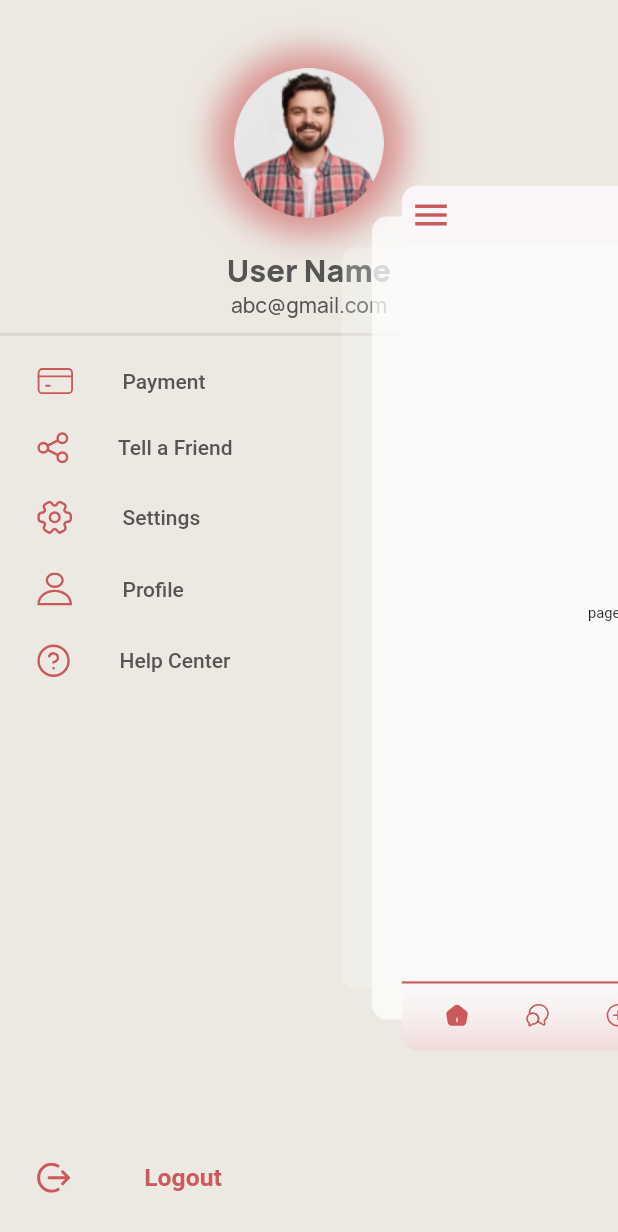
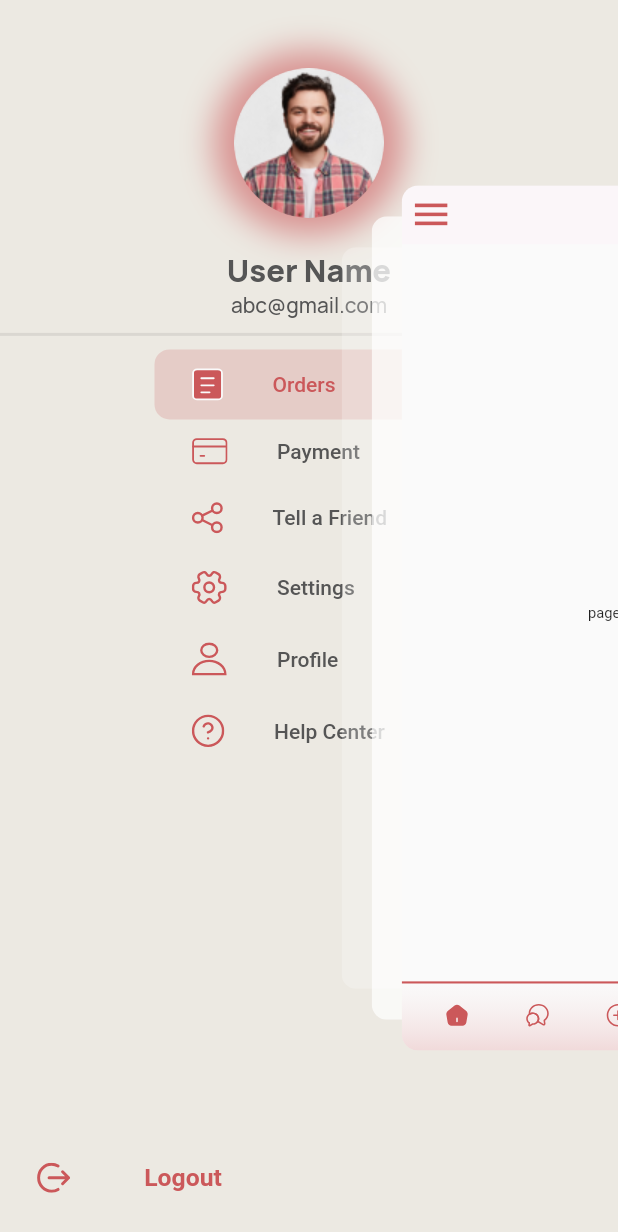
Before and after one commit to Aliza02/E-Vent-Vendor, a Flutter app: the screen it shows after launch, after a tap on the "menu" icon, on a phone screen of 412 x 824 dp. Shown: the top 1232 px of the screen. Run offline on Flutter 3.47's test engine with Material 2 defaults, Android fonts, the phone set to English and light mode, and no system bars; drawn by our look-alikes of flutter_zoom_drawer; our stand-ins replace flutter_svg, get.

Commit message:
drawer complete

```diff
--- a/lib/constants/icons.dart
+++ b/lib/constants/icons.dart
@@ -17,4 +17,12 @@ class AppIcons {
   static const setting = 'assets/icons/setting.svg';
   static const helpCenter = 'assets/icons/helpCenter.svg';
   static const logout = 'assets/icons/logout.svg';
+  static const order = 'assets/icons/order.svg';
+  static const order_fill = 'assets/icons/order_fill.svg';
+  static const setting_fill = 'assets/icons/setting_fill.svg';
+  static const helpCenter_fill = 'assets/icons/helpCenter_fill.svg';
+  static const payment_fill = 'assets/icons/payment_fill.svg';
+  static const Profile_fill = 'assets/icons/profile_fill.svg';
+  static const share_fill = 'assets/icons/share_fill.svg';
+  static const menu='assets/icons/menu.svg';
 }
--- a/lib/controller/pagecontroller.dart
+++ b/lib/controller/pagecontroller.dart
@@ -3,9 +3,8 @@ import 'package:get/get_state_manager/src/simple/get_controllers.dart';
 
 class testController extends GetxController {
   var currentindex = 0.obs;
-
+  var indexOfDrawerMenuItems = 0.obs;
   void changeIndex(int index) {
     currentindex.value = index;
-    print(currentindex.value);
   }
 }
--- a/lib/screens/drawer/appbar.dart
+++ /dev/null
@@ -1,31 +0,0 @@
-import 'package:flutter/material.dart';
-import 'package:flutter/src/widgets/framework.dart';
-import 'package:flutter/src/widgets/placeholder.dart';
-import 'package:flutter_zoom_drawer/flutter_zoom_drawer.dart';
-
-import '../../constants/colors.dart';
-
-class appBar extends StatelessWidget {
-  const appBar({super.key});
-
-  @override
-  Widget build(BuildContext context) {
-    return Container(
-      child: AppBar(
-        backgroundColor: AppColors.appBar.withOpacity(0.2),
-        shadowColor: Colors.transparent,
-        leading: GestureDetector(
-          onTap: () {
-            ZoomDrawer.of(context)?.toggle();
-          },
-          child: Icon(
-            Icons.menu,
-            color: AppColors.pink,
-            size: 40.0,
-            weight: 10.0,
-          ),
-        ),
-      ),
-    );
-  }
-}
--- a/lib/screens/drawer/drawerScreen.dart
+++ b/lib/screens/drawer/drawerScreen.dart
@@ -20,7 +20,6 @@ class _drawerScreenState extends State<drawerScreen> {
   Widget build(BuildContext context) {
     return SafeArea(
       child: ZoomDrawer(
-        // controller: zoomDrawerController,
         mainScreen: MainScreen(),
         menuScreen: MenuScreen(),
         menuBackgroundColor: AppColors.pink,
--- a/lib/screens/drawer/mainScreen.dart
+++ b/lib/screens/drawer/mainScreen.dart
@@ -27,6 +27,8 @@ class MainScreen extends GetView<testController> {
 
   @override
   Widget build(BuildContext context) {
+    double width = MediaQuery.of(context).size.width;
+    double height = MediaQuery.of(context).size.height;
     return SafeArea(
       child: Scaffold(
         bottomNavigationBar: bottomNavBar(),
@@ -40,8 +42,8 @@ class MainScreen extends GetView<testController> {
             child: Icon(
               Icons.menu,
               color: AppColors.pink,
-              size: 40.0,
-              weight: 10.0,
+              size: width * 0.1,
+              weight: width * 0.1,
             ),
           ),
         ),
--- a/lib/screens/drawer/menuScreen.dart
+++ b/lib/screens/drawer/menuScreen.dart
@@ -6,18 +6,20 @@ import 'package:flutter/material.dart';
 import 'package:flutter/src/widgets/framework.dart';
 import 'package:flutter/src/widgets/placeholder.dart';
 import 'package:flutter_svg/svg.dart';
+import 'package:get/get.dart';
+import 'package:get/get_core/src/get_main.dart';
+import 'package:get/get_state_manager/src/simple/get_view.dart';
 
 import '../../constants/icons.dart';
+import '../../controller/pagecontroller.dart';
 
-class MenuScreen extends StatefulWidget {
-  const MenuScreen({super.key});
+class MenuScreen extends GetView<testController> {
+  MenuScreen({super.key});
+  final pagecontroller = Get.put(testController());
+  int currentindex = 0;
 
-  @override
-  State<MenuScreen> createState() => _MenuScreenState();
-}
-
-class _MenuScreenState extends State<MenuScreen> {
   List<String> menuItems = [
+    'Orders',
     'Payment',
     'Tell a Friend',
     'Settings',
@@ -26,37 +28,60 @@ class _MenuScreenState extends State<MenuScreen> {
   ];
 
   List<String> menuIcons = [
+    AppIcons.order,
     AppIcons.payment,
     AppIcons.share,
     AppIcons.setting,
     AppIcons.Profile,
     AppIcons.helpCenter,
-    AppIcons.logout
   ];
 
-  Row buildMenuItems(BuildContext context, int index) {
+  List<String> menuIconsFilled = [
+    AppIcons.order_fill,
+    AppIcons.payment_fill,
+    AppIcons.share_fill,
+    AppIcons.setting_fill,
+    AppIcons.Profile_fill,
+    AppIcons.helpCenter_fill,
+  ];
+
+  Widget buildMenuItems(BuildContext context, int index) {
     double width = MediaQuery.of(context).size.width;
-    return Row(
+    return Obx(
+      () => Container(
+        width: width / 2,
+        decoration: BoxDecoration(
+            borderRadius: BorderRadius.circular(10),
+            color: pagecontroller.indexOfDrawerMenuItems.value == index
+                ? AppColors.pink.withOpacity(0.2)
+                : Colors.transparent),
+        child: Row(
           children: [
             Container(
               margin: EdgeInsets.symmetric(
                 horizontal: width * 0.06,
                 vertical: width * 0.03,
               ),
-          child: SvgPicture.asset(menuIcons[index]),
+              child: pagecontroller.indexOfDrawerMenuItems.value == index
+                  ? SvgPicture.asset(menuIconsFilled[index])
+                  : SvgPicture.asset(menuIcons[index]),
             ),
             Container(
               margin: EdgeInsets.symmetric(horizontal: width * 0.02),
               child: Text(
                 menuItems[index],
                 style: TextStyle(
-              color: AppColors.grey,
+                  color: pagecontroller.indexOfDrawerMenuItems.value == index
+                      ? AppColors.pink
+                      : AppColors.grey,
                   fontWeight: AppFonts.medium,
                   fontSize: width * 0.034,
                 ),
               ),
             ),
           ],
+        ),
+      ),
     );
   }
 
@@ -129,7 +154,13 @@ class _MenuScreenState extends State<MenuScreen> {
             Column(
               children: List.generate(
                 menuItems.length,
-                (index) => buildMenuItems(context, index),
+                (index) => GestureDetector(
+                  onTap: () {
+                    pagecontroller.indexOfDrawerMenuItems.value = index;
+                    print(pagecontroller.indexOfDrawerMenuItems.value);
+                  },
+                  child: buildMenuItems(context, index),
+                ),
               ),
             ),
             Spacer(),
```
Also changed, not shown: pubspec.yaml (+12 -1 lines), assets/icons/helpCenter_fill.svg (added), assets/icons/menu.svg (added), assets/icons/order.svg (added), assets/icons/order_fill.svg (added), assets/icons/payment_fill.svg (added), assets/icons/profile_fill.svg (added), assets/icons/setting_fill.svg (added), assets/icons/share_fill.svg (added). Lines whose indentation alone changed are shown as unchanged.
